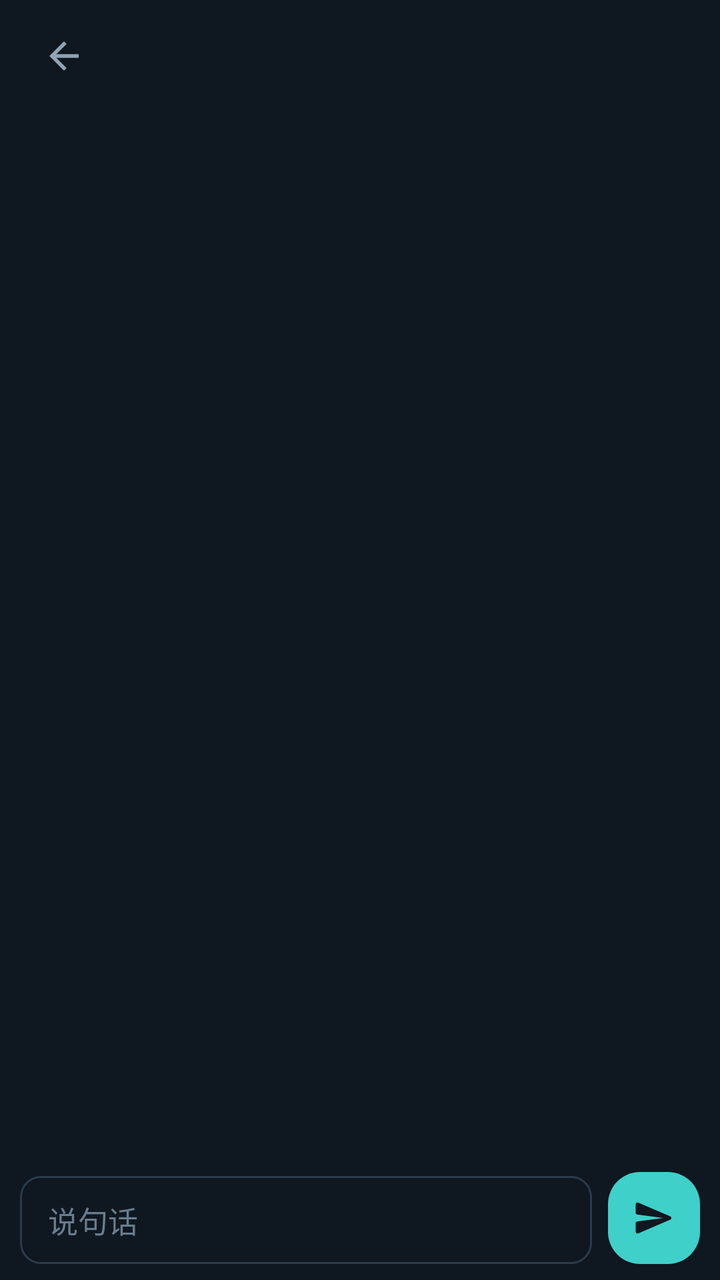
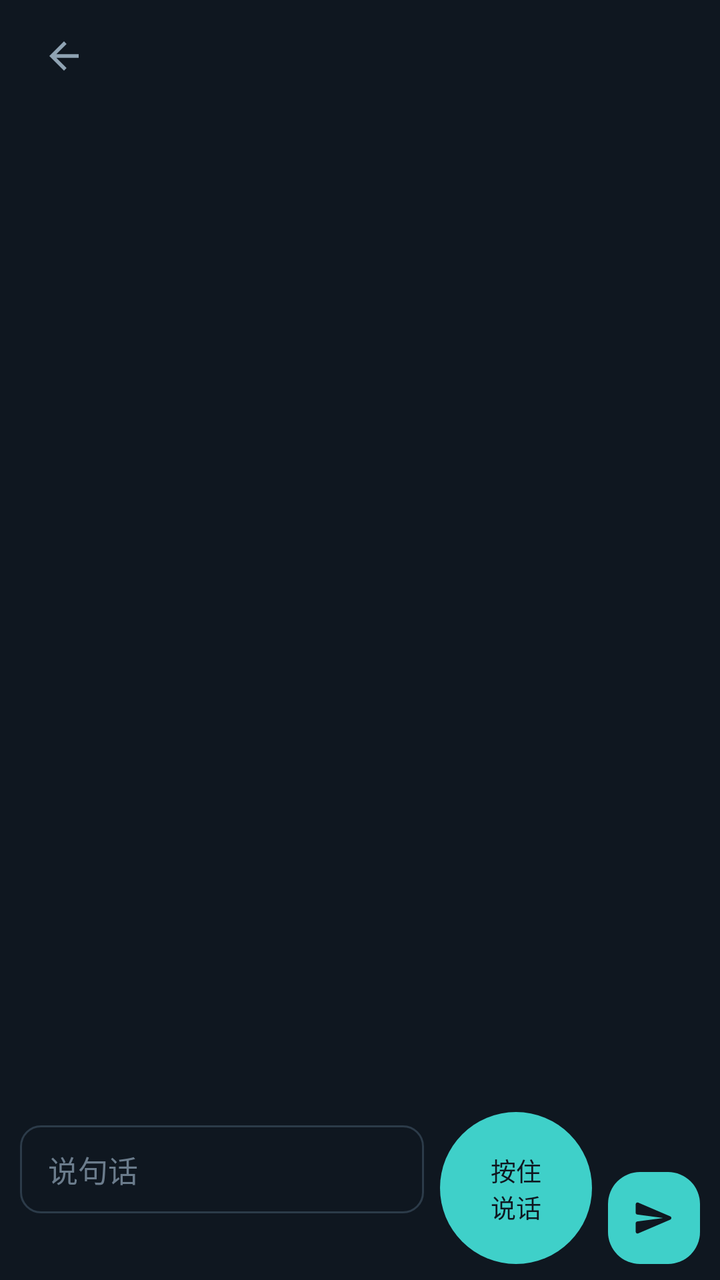

An Android layout rendered at two revisions. The XML below is the earlier revision; the diff shows what the commit changed to produce the second picture.
<!-- AndroidManifest.xml: activity theme AppTheme -->
<!-- res/layout/activity_session.xml -->
<?xml version="1.0" encoding="utf-8"?>
<FrameLayout xmlns:android="http://schemas.android.com/apk/res/android"
    android:layout_width="match_parent"
    android:layout_height="match_parent"
    android:background="@color/pet_bg"
    android:fitsSystemWindows="true">

    <LinearLayout
        android:layout_width="match_parent"
        android:layout_height="match_parent"
        android:orientation="vertical">

        <LinearLayout
            android:layout_width="match_parent"
            android:layout_height="56dp"
            android:gravity="center_vertical"
            android:orientation="horizontal"
            android:paddingStart="12dp"
            android:paddingEnd="8dp">

            <ImageView
                android:id="@+id/chatBack"
                android:layout_width="wrap_content"
                android:layout_height="wrap_content"
                android:background="?android:attr/selectableItemBackground"
                android:contentDescription="返回"
                android:padding="9dp"
                android:src="@drawable/ic_back"
                android:tint="@color/pet_text_dim" />

            <TextView
                android:id="@+id/chatTitle"
                android:layout_width="0dp"
                android:layout_height="wrap_content"
                android:layout_weight="1"
                android:ellipsize="end"
                android:maxLines="1"
                android:paddingStart="4dp"
                android:textColor="@color/pet_text"
                android:textSize="15sp" />

            <TextView
                android:id="@+id/chatStop"
                android:layout_width="wrap_content"
                android:layout_height="wrap_content"
                android:background="?android:attr/selectableItemBackground"
                android:paddingStart="12dp"
                android:paddingTop="6dp"
                android:paddingEnd="12dp"
                android:paddingBottom="6dp"
                android:text="停止"
                android:textColor="@color/pet_accent"
                android:textSize="13.5sp"
                android:visibility="gone" />
        </LinearLayout>

        <TextView
            android:id="@+id/chatGoal"
            android:layout_width="match_parent"
            android:layout_height="wrap_content"
            android:ellipsize="end"
            android:maxLines="1"
            android:paddingStart="16dp"
            android:paddingEnd="16dp"
            android:paddingBottom="6dp"
            android:textColor="@color/pet_hint"
            android:textSize="12sp"
            android:visibility="gone" />

        <TextView
            android:id="@+id/chatPeek"
            android:layout_width="match_parent"
            android:layout_height="wrap_content"
            android:ellipsize="end"
            android:maxLines="1"
            android:paddingStart="16dp"
            android:paddingEnd="16dp"
            android:paddingBottom="6dp"
            android:text="在旁听："
            android:textColor="@color/pet_hint"
            android:textSize="12sp"
            android:visibility="gone" />

        <FrameLayout
            android:layout_width="match_parent"
            android:layout_height="0dp"
            android:layout_weight="1">

            <ListView
                android:id="@+id/chatList"
                android:divider="@null"
                android:dividerHeight="0dp"
                android:layout_width="match_parent"
                android:layout_height="match_parent"
                android:clipToPadding="false"
                android:listSelector="@android:color/transparent"
                android:paddingTop="6dp"
                android:paddingBottom="12dp"
                android:scrollbars="none"
                android:transcriptMode="alwaysScroll" />

            <TextView
                android:id="@+id/chatEmpty"
                android:layout_width="wrap_content"
                android:layout_height="wrap_content"
                android:layout_gravity="center"
                android:gravity="center"
                android:lineSpacingExtra="4dp"
                android:padding="24dp"
                android:text="还没有消息，说句话开始"
                android:textColor="@color/pet_hint"
                android:textSize="14sp"
                android:visibility="gone" />

            <TextView
                android:id="@+id/chatSending"
                android:layout_width="wrap_content"
                android:layout_height="wrap_content"
                android:layout_gravity="center_horizontal|bottom"
                android:layout_marginBottom="10dp"
                android:text="发送中"
                android:textColor="@color/pet_hint"
                android:textSize="12sp"
                android:visibility="gone" />
        </FrameLayout>

        <LinearLayout
            android:layout_width="match_parent"
            android:layout_height="wrap_content"
            android:gravity="bottom"
            android:orientation="horizontal"
            android:paddingStart="10dp"
            android:paddingTop="8dp"
            android:paddingEnd="10dp"
            android:paddingBottom="8dp">

            <EditText
                android:id="@+id/chatInput"
                android:layout_width="0dp"
                android:layout_height="wrap_content"
                android:layout_weight="1"
                android:background="@drawable/bg_input"
                android:hint="说句话"
                android:inputType="textCapSentences|textMultiLine"
                android:maxLines="4"
                android:minHeight="44dp"
                android:paddingStart="14dp"
                android:paddingTop="11dp"
                android:paddingEnd="14dp"
                android:paddingBottom="11dp"
                android:textColor="@color/pet_text"
                android:textColorHint="@color/pet_hint"
                android:textSize="15sp" />

            <ImageView
                android:id="@+id/chatSend"
                android:layout_width="46dp"
                android:layout_height="46dp"
                android:layout_marginStart="8dp"
                android:background="@drawable/bg_btn_primary"
                android:contentDescription="发送"
                android:padding="12dp"
                android:src="@drawable/ic_send"
                android:tint="@color/pet_bg" />
        </LinearLayout>
    </LinearLayout>
</FrameLayout>
<!-- resources referenced by this layout -->
<resources>
  <color name="pet_accent">#3FD0C9</color>
  <color name="pet_bg">#0F1720</color>
  <color name="pet_hint">#6B7C8C</color>
  <color name="pet_text">#E6EEF4</color>
  <color name="pet_text_dim">#8FA3B3</color>
  <!-- drawable bg_btn_primary (drawable) -->
  <?xml version="1.0" encoding="utf-8"?>
  <ripple xmlns:android="http://schemas.android.com/apk/res/android"
      android:color="#4DFFFFFF">
      <item>
          <shape android:shape="rectangle">
              <corners android:radius="16dp" />
              <solid android:color="@color/pet_accent" />
          </shape>
      </item>
  </ripple>
  <!-- drawable bg_input (drawable) -->
  <?xml version="1.0" encoding="utf-8"?>
  <shape xmlns:android="http://schemas.android.com/apk/res/android"
      android:shape="rectangle">
      <corners android:radius="10dp" />
      <solid android:color="@color/pet_bg" />
      <stroke
          android:width="1dp"
          android:color="@color/pet_line" />
  </shape>
  <!-- drawable ic_back (drawable) -->
  <vector xmlns:android="http://schemas.android.com/apk/res/android"
      android:width="22dp"
      android:height="22dp"
      android:viewportWidth="24"
      android:viewportHeight="24">
      <path
          android:fillColor="#FF000000"
          android:pathData="M20,11H7.83l5.59,-5.59L12,4l-8,8 8,8 1.41,-1.41L7.83,13H20v-2z" />
  </vector>
  <!-- drawable ic_send (drawable) -->
  <vector xmlns:android="http://schemas.android.com/apk/res/android"
      android:width="22dp"
      android:height="22dp"
      android:viewportWidth="24"
      android:viewportHeight="24">
      <path
          android:fillColor="#FF000000"
          android:pathData="M3.4,20.4l17.45,-7.48c0.81,-0.35 0.81,-1.49 0,-1.84L3.4,3.6c-0.66,-0.29 -1.39,0.2 -1.39,0.91L2,9.12c0,0.5 0.37,0.93 0.87,0.99L17,12 2.87,13.88c-0.5,0.07 -0.87,0.5 -0.87,1l0.01,4.61c0,0.71 0.73,1.2 1.39,0.91z" />
  </vector>
  <style name="AppTheme" parent="@android:style/Theme.Material.NoActionBar">
          <item name="android:windowBackground">#06131F</item>
          <item name="android:colorAccent">#7ADAFF</item>
          <item name="android:statusBarColor">#06131F</item>
          <item name="android:navigationBarColor">#06131F</item>
      </style>
  <color name="pet_line">#2C3B49</color>
</resources>

<!-- the commit's change to res/layout/activity_session.xml (unified diff, before → after) -->
@@ -38,20 +38,6 @@
                 android:paddingStart="4dp"
                 android:textColor="@color/pet_text"
                 android:textSize="15sp" />
-
-            <TextView
-                android:id="@+id/chatStop"
-                android:layout_width="wrap_content"
-                android:layout_height="wrap_content"
-                android:background="?android:attr/selectableItemBackground"
-                android:paddingStart="12dp"
-                android:paddingTop="6dp"
-                android:paddingEnd="12dp"
-                android:paddingBottom="6dp"
-                android:text="停止"
-                android:textColor="@color/pet_accent"
-                android:textSize="13.5sp"
-                android:visibility="gone" />
         </LinearLayout>
 
         <TextView
@@ -96,8 +82,7 @@
                 android:listSelector="@android:color/transparent"
                 android:paddingTop="6dp"
                 android:paddingBottom="12dp"
-                android:scrollbars="none"
-                android:transcriptMode="alwaysScroll" />
+                android:scrollbars="none" />
 
             <TextView
                 android:id="@+id/chatEmpty"
@@ -152,6 +137,19 @@
                 android:textColorHint="@color/pet_hint"
                 android:textSize="15sp" />
 
+            <TextView
+                android:id="@+id/chatMic"
+                android:layout_width="76dp"
+                android:layout_height="76dp"
+                android:layout_marginStart="8dp"
+                android:background="@drawable/bg_mic"
+                android:clickable="true"
+                android:focusable="true"
+                android:gravity="center"
+                android:text="按住&#10;说话"
+                android:textColor="@color/pet_bg"
+                android:textSize="12.5sp" />
+
             <ImageView
                 android:id="@+id/chatSend"
                 android:layout_width="46dp"
<!-- resource entries referenced after the edit -->
@@ -26,6 +26,16 @@
           android:width="1dp"
           android:color="@color/pet_line" />
   </shape>
+  <!-- drawable bg_mic (drawable) -->
+  <?xml version="1.0" encoding="utf-8"?>
+  <ripple xmlns:android="http://schemas.android.com/apk/res/android"
+      android:color="#4DFFFFFF">
+      <item>
+          <shape android:shape="oval">
+              <solid android:color="@color/pet_accent" />
+          </shape>
+      </item>
+  </ripple>
   <!-- drawable ic_back (drawable) -->
   <vector xmlns:android="http://schemas.android.com/apk/res/android"
       android:width="22dp"
